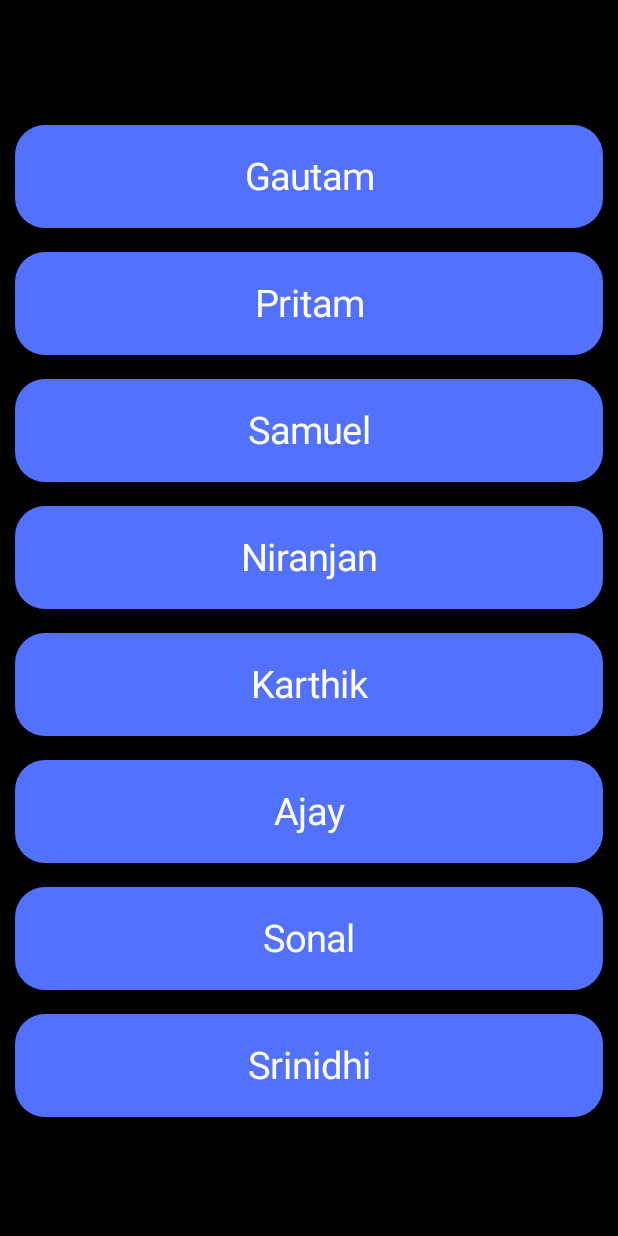
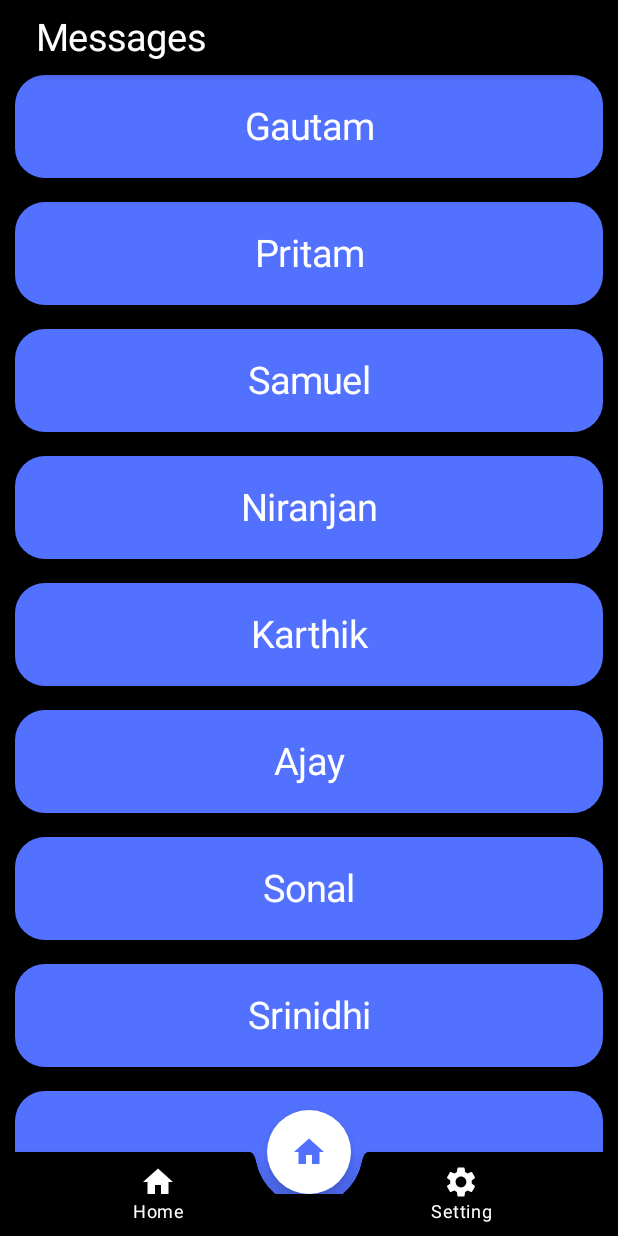
Before and after one commit to PGautam27/Get-Chatting, an Android app built with Jetpack Compose: the screen it shows after launch (MainActivity), on a phone screen of 412 x 824 dp. Run offline under Robolectric (Android 15) with nearby library versions, the phone set to English and light mode, and no system bars; our stand-ins replace accompanist; libraries missing offline, so code that uses them is left out: com.google.accompanist.navigation.

Commit message:
Get Chatting

```diff
--- a/app/build.gradle
+++ b/app/build.gradle
@@ -94,7 +94,7 @@ dependencies {
     // When using the BoM, you don't specify versions in Firebase library dependencies
     implementation 'com.google.firebase:firebase-database-ktx'
 
-
+    implementation 'androidx.ui:ui-foundation:0.1.0-dev03'
     //runtime liveDate
     implementation "androidx.compose.runtime:runtime-livedata:$compose_version"
 }
--- a/app/src/main/java/com/example/getchatt/presentation/chatt/GChattListScreen.kt
+++ b/app/src/main/java/com/example/getchatt/presentation/chatt/GChattListScreen.kt
@@ -6,52 +6,106 @@ import androidx.compose.foundation.rememberScrollState
 import androidx.compose.foundation.shape.RoundedCornerShape
 import androidx.compose.foundation.verticalScroll
 import androidx.compose.material.*
+import androidx.compose.material.icons.Icons
+import androidx.compose.material.icons.filled.Add
+import androidx.compose.material.icons.filled.Home
+import androidx.compose.material.icons.filled.Menu
+import androidx.compose.material.icons.filled.Settings
 import androidx.compose.runtime.Composable
+import androidx.compose.runtime.MutableState
+import androidx.compose.runtime.mutableStateOf
+import androidx.compose.runtime.remember
 import androidx.compose.ui.Alignment
 import androidx.compose.ui.Modifier
 import androidx.compose.ui.draw.clip
 import androidx.compose.ui.graphics.Color
 import androidx.compose.ui.platform.LocalConfiguration
 import androidx.compose.ui.text.TextStyle
+import androidx.compose.ui.text.font.FontWeight
 import androidx.compose.ui.text.style.TextAlign
-import androidx.compose.ui.tooling.preview.Preview
 import androidx.compose.ui.unit.dp
 import androidx.compose.ui.unit.sp
+import com.example.getchatt.ui.theme.Purple500
 import com.example.getchatt.ui.theme.RoyalBlue
+import com.example.getchatt.ui.theme.Teal200
+
 
 @OptIn(ExperimentalMaterialApi::class)
 @Composable
 fun GChattListScreen() {
 
-    var li = listOf("Gautam","Pritam","Samuel","Niranjan","Karthik","Ajay","Sonal","Srinidhi")
+    var li = listOf("Gautam","Pritam","Samuel","Niranjan","Karthik","Ajay","Sonal","Srinidhi","KD","Thatha")
     val verticalScroll = rememberScrollState()
     Scaffold(topBar = {
         TopAppBar(
             modifier = Modifier
-                .background(Color.Transparent)
-                .width(LocalConfiguration.current.screenWidthDp.dp - 20.dp)
-                .height(30.dp)
+                .background(Color.Black)
+                .width(LocalConfiguration.current.screenWidthDp.dp)
+                .height(50.dp),
         ) {
             Row(
-                modifier = Modifier.fillMaxSize(),
+                modifier = Modifier
+                    .fillMaxSize()
+                    .background(Color.Black),
                 verticalAlignment = Alignment.CenterVertically,
-                horizontalArrangement = Arrangement.SpaceBetween
+                horizontalArrangement = Arrangement.Start
             ) {
-
+                Text(text = "Messages", style = TextStyle(color = Color.White, fontSize = 25.sp), modifier = Modifier.padding(start = 20.dp))
             }
         }
-    }) {
+    },
+        floatingActionButton = {
+            FloatingActionButton(
+                onClick = {
+                },
+                shape = RoundedCornerShape(50),
+                backgroundColor = Color.White
+            ) {
+                Icon(Icons.Filled.Home, tint = RoyalBlue, contentDescription = "Add")
+            }
+        },
+        isFloatingActionButtonDocked = true,
+        floatingActionButtonPosition = FabPosition.Center,
+        bottomBar = {
+            BottomAppBar(
+                cutoutShape = RoundedCornerShape(50),
+                content = {
+                    BottomNavigation {
+                        BottomNavigationItem(
+                            selected = true,
+                            onClick = {},
+                            icon = {
+                                Icon(Icons.Filled.Home, contentDescription = "home")
+                            },
+                            label = { Text(text = "Home") },
+                            alwaysShowLabel = false,
+                            modifier = Modifier.background(Color.Black)
+                        )
 
+                        BottomNavigationItem(
+                            selected = true,
+                            onClick = {
+                            },
+                            icon = {
+                                Icon(Icons.Filled.Settings, contentDescription = "setting")
+                            },
+                            label = { Text(text = "Setting") },
+                            alwaysShowLabel = false,
+                            modifier = Modifier.background(Color.Black)
+                        )
                     }
+                },
+            )
+        }
+    ) {
         Column(
             modifier = Modifier
                 .fillMaxSize()
                 .background(Color.Black)
                 .verticalScroll(verticalScroll),
-        verticalArrangement = Arrangement.Center,
+            verticalArrangement = Arrangement.Top,
             horizontalAlignment = Alignment.CenterHorizontally
         ) {
-        Spacer(modifier = Modifier.padding(10.dp))
             li.forEachIndexed { index, s ->
                 Card(
                     onClick = { /*TODO*/ },
@@ -78,5 +132,7 @@ fun GChattListScreen() {
                 }
                 Spacer(modifier = Modifier.padding(8.dp))
             }
+            Spacer(modifier = Modifier.padding(30.dp))
         }
     }
+}
--- a/app/src/main/java/com/example/getchatt/ui/theme/Color.kt
+++ b/app/src/main/java/com/example/getchatt/ui/theme/Color.kt
@@ -9,3 +9,4 @@ val Teal200 = Color(0xFF03DAC5)
 val Black = Color(0xFF000000)
 val White = Color(0xFFFFFFFF)
 val RoyalBlue = Color(0xFF5271ff)
+val RoyalPhantomBlue = Color(0xFF2196F3)
```
Lines whose indentation alone changed are shown as unchanged.
